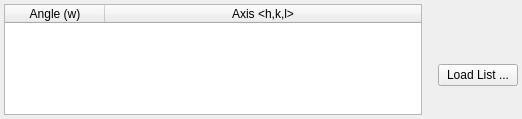
Old version of the form Source/PipelineBuilder/UI_Files/AxisAngleWidget.ui in the repository BlueQuartzSoftware/DREAM3D.
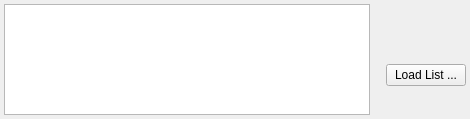
New version of the form. Icons and pictures are not drawn.

Commit message: Adding new custom widget for allowing user to set Axis-Angle pairs for a filter. Borrowed code from SGMDF widget. Updated GenericExample to include new widget.

```diff
--- a/Source/PipelineBuilder/UI_Files/AxisAngleWidget.ui
+++ b/Source/PipelineBuilder/UI_Files/AxisAngleWidget.ui
@@ -6,7 +6,7 @@
    <rect>
     <x>0</x>
     <y>0</y>
-    <width>522</width>
+    <width>470</width>
     <height>119</height>
    </rect>
   </property>
@@ -17,29 +17,6 @@
    <property name="margin">
     <number>4</number>
    </property>
-   <item row="0" column="0" rowspan="2">
-    <widget class="QTableWidget" name="dataTable">
-     <property name="wordWrap">
-      <bool>false</bool>
-     </property>
-     <attribute name="horizontalHeaderCascadingSectionResizes">
-      <bool>true</bool>
-     </attribute>
-     <attribute name="horizontalHeaderStretchLastSection">
-      <bool>true</bool>
-     </attribute>
-     <column>
-      <property name="text">
-       <string>Angle (w)</string>
-      </property>
-     </column>
-     <column>
-      <property name="text">
-       <string>Axis &lt;h,k,l&gt;</string>
-      </property>
-     </column>
-    </widget>
-   </item>
    <item row="0" column="1">
     <layout class="QVBoxLayout" name="verticalLayout">
      <property name="leftMargin">
@@ -149,6 +126,9 @@
      </property>
     </spacer>
    </item>
+   <item row="0" column="0" rowspan="2">
+    <widget class="QTableView" name="m_TableView"/>
+   </item>
   </layout>
  </widget>
  <resources>
```
The commit also changes 24 other files.
